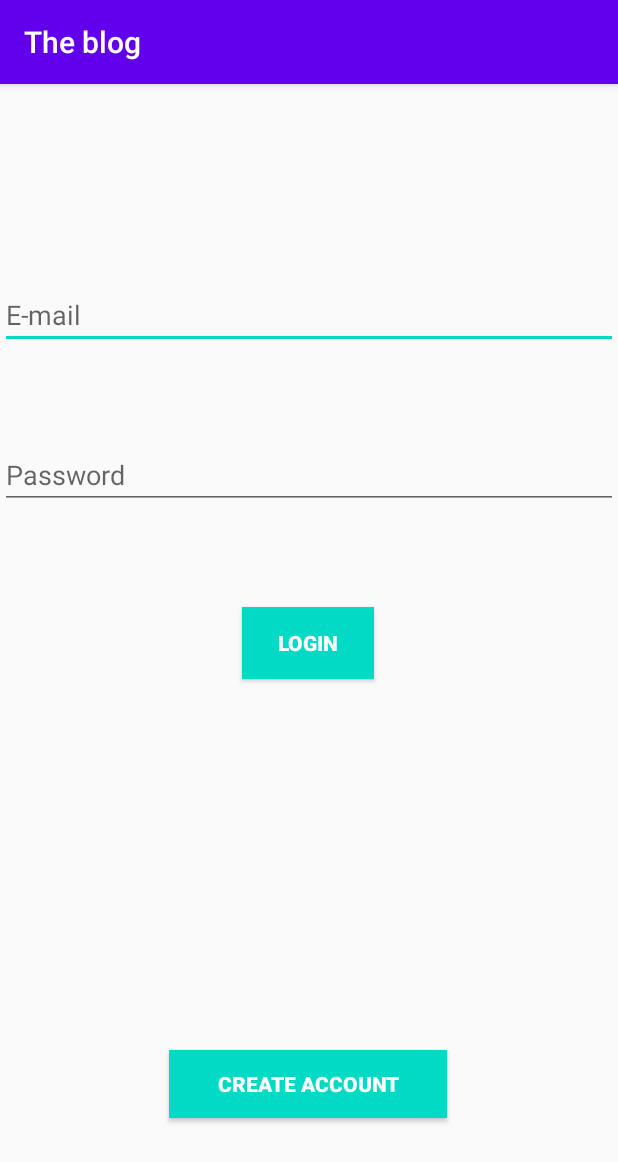
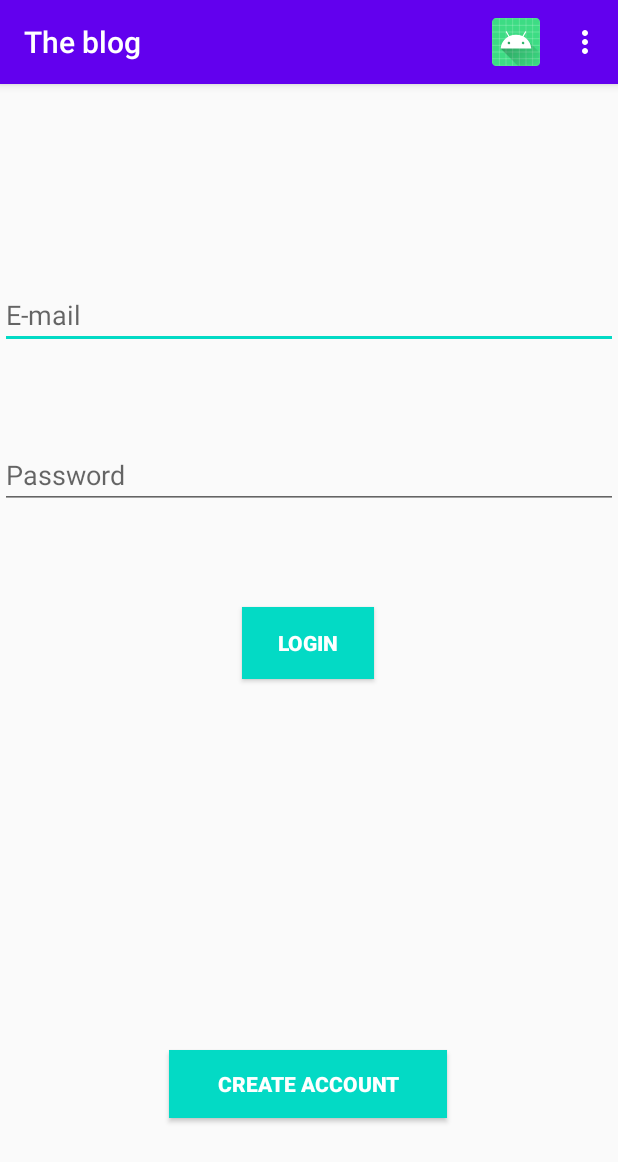
Before and after one commit to Istislav/android-theblog, an Android app: the screen it shows after launch (MainActivity), on a phone screen of 412 x 824 dp. Shown: the top 1162 px of the screen. Run offline under Robolectric (Android 15) with nearby library versions, the phone set to English and light mode, and no system bars; our stand-ins replace Firebase (no records; nobody signed in at launch, a user with empty details on screens opened directly).

Commit message:
added menu, sign-out is working

```diff
--- a/app/src/main/java/ru/istislav/theblog/MainActivity.java
+++ b/app/src/main/java/ru/istislav/theblog/MainActivity.java
@@ -5,6 +5,8 @@ import androidx.appcompat.app.AppCompatActivity;
 
 import android.os.Bundle;
 import android.text.TextUtils;
+import android.view.Menu;
+import android.view.MenuItem;
 import android.view.View;
 import android.widget.Button;
 import android.widget.EditText;
@@ -91,6 +93,21 @@ public class MainActivity extends AppCompatActivity {
     }
 
     @Override
+    public boolean onOptionsItemSelected(@NonNull MenuItem item) {
+        if (item.getItemId() == R.id.action_signout) {
+            mAuth.signOut();
+        }
+
+        return super.onOptionsItemSelected(item);
+    }
+
+    @Override
+    public boolean onCreateOptionsMenu(Menu menu) {
+        getMenuInflater().inflate(R.menu.main_menu, menu);
+        return super.onCreateOptionsMenu(menu);
+    }
+
+    @Override
     protected void onStart() {
         super.onStart();
         mAuth.addAuthStateListener(mAuthListener);
--- /dev/null
+++ b/app/src/main/res/menu/main_menu.xml
@@ -0,0 +1,11 @@
+<?xml version="1.0" encoding="utf-8"?>
+<menu xmlns:android="http://schemas.android.com/apk/res/android"
+    xmlns:app="http://schemas.android.com/apk/res-auto">
+
+    <item android:id="@+id/action_add" android:icon="@mipmap/ic_launcher"
+        android:title="Add post" app:showAsAction="always" />
+
+    <item android:id="@+id/action_signout" android:title="Sign out"
+        app:showAsAction="never" />
+
+</menu>
```
